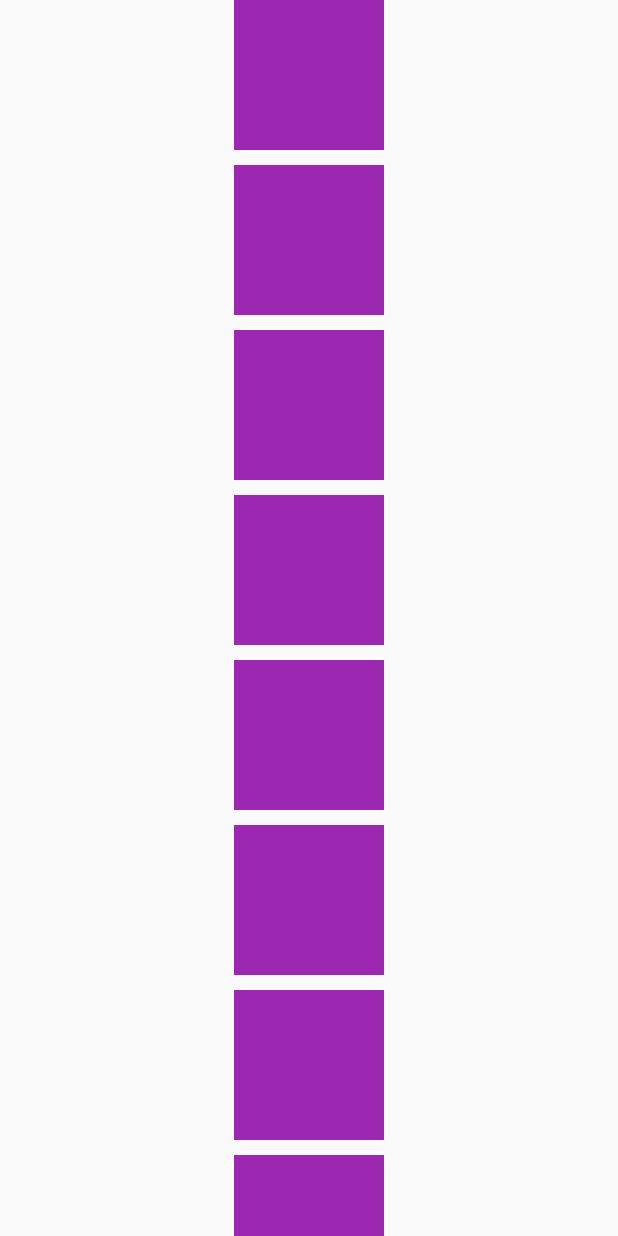
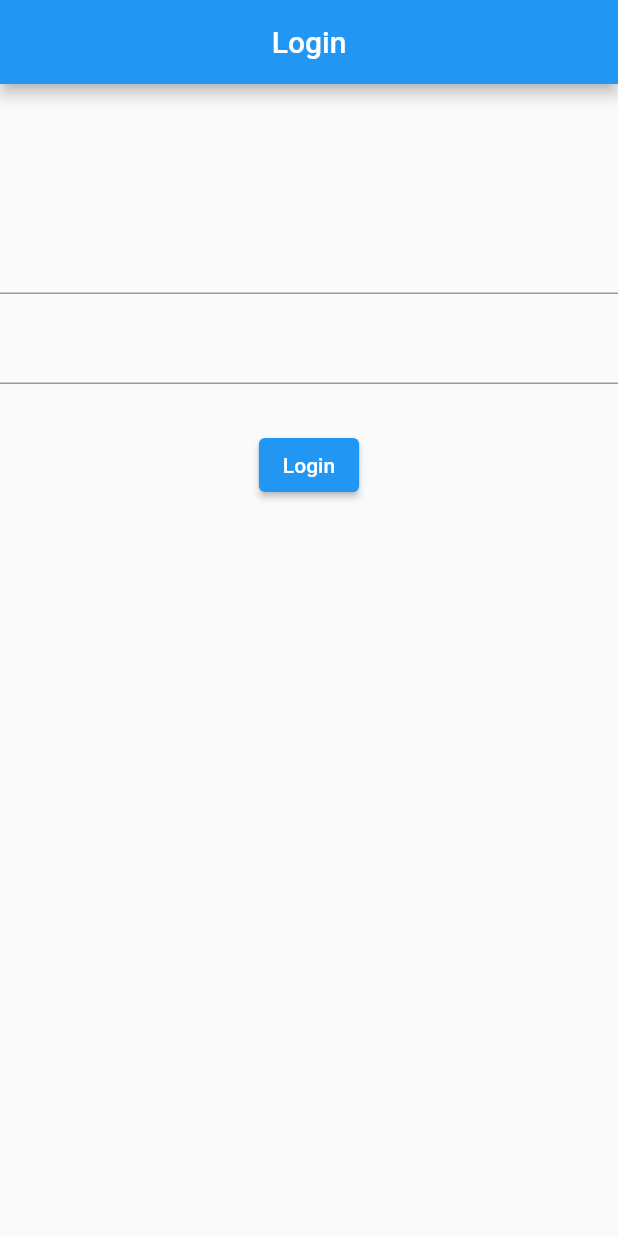
Before and after one commit to AwaisHaleem/Flutter-course-Jawan-Tech-Pakistan, a Flutter app: the screen it shows after launch, on a phone screen of 412 x 824 dp. Run offline on Flutter 3.47's test engine with Material 2 defaults, Android fonts, the phone set to English and light mode, and no system bars.

Commit message:
Class#2 completed

```diff
--- a/lib/main.dart
+++ b/lib/main.dart
@@ -10,88 +10,36 @@ class MyApp extends StatelessWidget {
     return MaterialApp(
         debugShowCheckedModeBanner: false,
         home: Scaffold(
-        body: SingleChildScrollView(
-                  child: Container(
-              child: Center(
+            appBar: AppBar(
+              title: Center(child: Text('Login')),
+            ),
+            body: Center(
               child: Column(
                 children: [
+                  SizedBox(
+                    height: 100,
+                  ),
                   Center(
                     child: Container(
-                    height: 100,
-                    width: 100,
-                    color: Colors.purple,
+                      height: 40,
+                      child: TextField(),
                     ),
-
                   ),
-                SizedBox(height: 10,),
+                  SizedBox(
+                    height: 30,
+                  ),
                   Center(
                     child: Container(
-                    height: 100,
-                    width: 100,
-                    color: Colors.purple,
-                  )
+                      height: 30,
+                      child: TextField(),
                     ),
-                SizedBox(height: 10,),
-                Center(
-                  child: Container(
-                    height: 100,
-                    width: 100,
-                    color: Colors.purple,
-                  )
                   ),
-                SizedBox(height: 10,),
-                Center(
-                  child: Container(
-                    height: 100,
-                    width: 100,
-                    color: Colors.purple,
-                  )
+                  SizedBox(
+                    height: 30,
                   ),
-                SizedBox(height: 10,),
-                Center(
-                  child: Container(
-                    height: 100,
-                    width: 100,
-                    color: Colors.purple,
-                  )
-                ),
-                SizedBox(height: 10,),
-                Center(
-                  child: Container(
-                    height: 100,
-                    width: 100,
-                    color: Colors.purple,
-                  )
-                ),
-                SizedBox(height: 10,),
-                Center(
-                  child: Container(
-                    height: 100,
-                    width: 100,
-                    color: Colors.purple,
-                  )
-                ),
-                SizedBox(height: 10,),
-                Center(
-                  child: Container(
-                    height: 100,
-                    width: 100,
-                    color: Colors.purple,
-                  )
-                ),
-                SizedBox(height: 10,),
-                Center(
-                  child: Container(
-                    height: 100,
-                    width: 100,
-                    color: Colors.purple,
-                  )
-                )
+                  ElevatedButton(onPressed: () {}, child: Text('Login'))
                 ],
               ),
-          )),
-        ),
-      ),
-    );
+            )));
   }
 }
```
Lines whose indentation alone changed are shown as unchanged.
